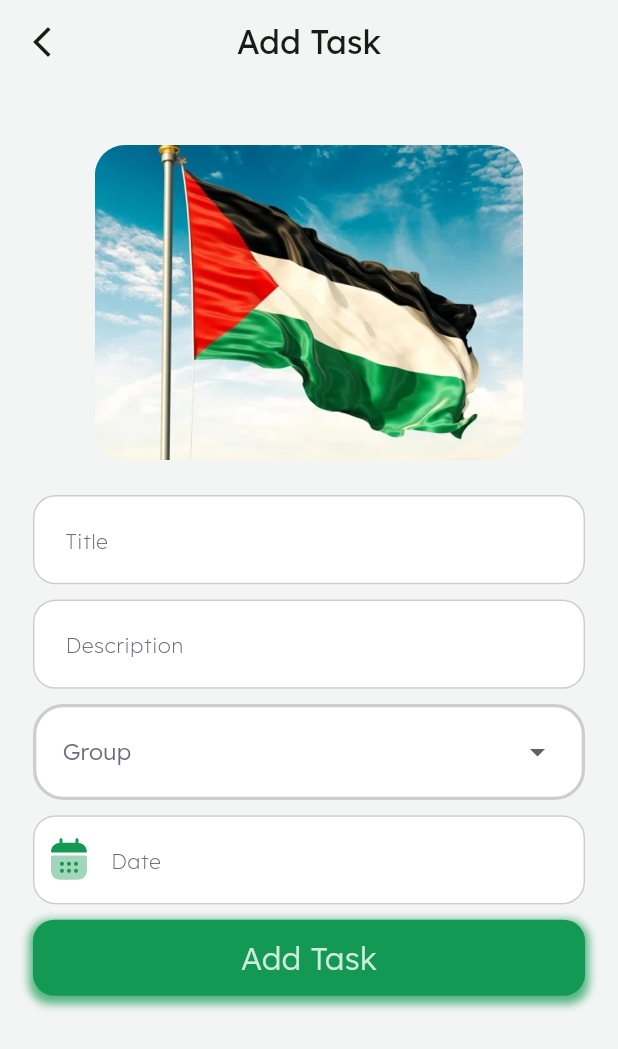
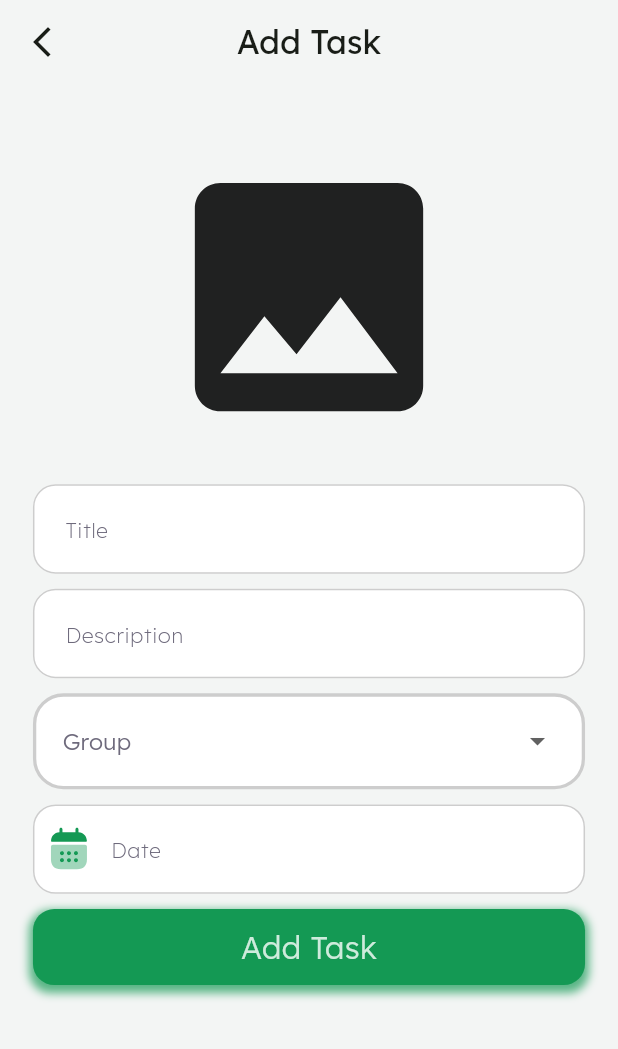
Before and after one commit to ahmedelzek/Todo-NTI-5, a Flutter app: the AddTaskScreen screen opened by its route, on a phone screen of 412 x 824 dp. Shown: the top 1049 px of the screen. Run offline on Flutter 3.47's test engine with Material 3 defaults, Android fonts, the phone set to English and light mode, and no system bars; our stand-ins replace dartz, dio, flutter_bloc, flutter_screenutil, flutter_svg, go_router and 2 more; accounts and stored records are empty.

Commit message:
Finish Add Task Logic.

```diff
--- a/lib/core/customized_widgets/customized_image.dart
+++ b/lib/core/customized_widgets/customized_image.dart
@@ -5,15 +5,16 @@ import 'package:image_picker/image_picker.dart';
 class ImageManager extends StatefulWidget {
   const ImageManager({super.key,
     required this.unselectedImageBuilder,
-    required this.selectedImageBuilder,
+    this.selectedImageBuilder,
     this.networkImageBuilder,
     this.onImageSelected,
-
+    this.clickAble = true
   });
   final Widget unselectedImageBuilder;
-  final Widget Function(String imagePath) selectedImageBuilder;
+  final Widget Function(String imagePath)? selectedImageBuilder;
   final void Function(String imagePath)? onImageSelected;
   final Widget? networkImageBuilder;
+  final bool clickAble;
 
   @override
   State<ImageManager> createState() => _ImageManagerState();
@@ -26,11 +27,11 @@ class _ImageManagerState extends State<ImageManager> {
   @override
   Widget build(BuildContext context) {
     return InkWell(
-      onTap: pickImage,
+      onTap: widget.clickAble? pickImage: null,
       child: Builder(builder: (context){
 
         if(image != null){
-          return widget.selectedImageBuilder(image!.path);
+          return widget.selectedImageBuilder!(image!.path);
         }
         else if(widget.networkImageBuilder != null){
           return widget.networkImageBuilder!;
--- /dev/null
+++ b/lib/features/add_and_edit_task/cubit/add_task/add_task_cubit.dart
@@ -0,0 +1,34 @@
+import 'package:flutter/cupertino.dart';
+import 'package:flutter_bloc/flutter_bloc.dart';
+import 'package:todo_nti5/features/add_and_edit_task/data/repos/add_task_repo.dart';
+
+import 'add_task_state.dart';
+
+
+class AddTaskCubit extends Cubit<AddTaskState>{
+  AddTaskCubit(): super(AddTaskInitialState());
+  static AddTaskCubit get(context)=> BlocProvider.of(context);
+
+  AddTaskRepo repo = AddTaskRepo();
+  final title = TextEditingController();
+  final description = TextEditingController();
+  final dateController = TextEditingController();
+  String? imagePath;
+  final formKey = GlobalKey<FormState>();
+
+
+  addTask() async{
+    emit(AddTaskLoadingState());
+    var result = await repo.addTaskRepo(
+        title: title.text,
+        description: description.text,
+        imagePath: imagePath
+    );
+
+    result.fold(
+            (errorMSG)=> emit(AddTaskErrorState(error: errorMSG)),
+            (success)=> emit(AddTaskSuccessState(success: success))
+    );
+
+  }
+}
--- /dev/null
+++ b/lib/features/add_and_edit_task/cubit/add_task/add_task_state.dart
@@ -0,0 +1,15 @@
+abstract class AddTaskState {}
+
+class AddTaskInitialState extends AddTaskState {}
+
+class AddTaskLoadingState extends AddTaskState {}
+
+class AddTaskSuccessState extends AddTaskState {
+  String success;
+  AddTaskSuccessState({required this.success});
+}
+
+class AddTaskErrorState extends AddTaskState {
+  String error;
+  AddTaskErrorState({required this.error});
+}
--- a/lib/features/add_and_edit_task/views/add_task/add_task_screen.dart
+++ b/lib/features/add_and_edit_task/views/add_task/add_task_screen.dart
@@ -1,43 +1,32 @@
 import 'dart:io';
 
 import 'package:flutter/material.dart';
+import 'package:flutter_bloc/flutter_bloc.dart';
 import 'package:flutter_screenutil/flutter_screenutil.dart';
 import 'package:go_router/go_router.dart';
-import 'package:image_picker/image_picker.dart';
 import 'package:todo_nti5/core/customized_widgets/customized_button.dart';
-import 'package:todo_nti5/core/network/api_helper.dart';
 import 'package:todo_nti5/core/resources/app_assets.dart';
-
+import 'package:todo_nti5/features/add_and_edit_task/cubit/add_task/add_task_cubit.dart';
+import '../../../../core/customized_widgets/customized_image.dart';
 import '../../../../core/customized_widgets/customized_text_field.dart';
 import '../../../../core/resources/app_colors.dart';
 import '../../../../core/validator.dart';
+import '../../cubit/add_task/add_task_state.dart';
 import '../widgets/customized_spinner.dart';
-import '../widgets/cutomized_date_picker_text_field.dart';
 
-class AddTaskScreen extends StatefulWidget {
+class AddTaskScreen extends StatelessWidget {
   const AddTaskScreen({super.key});
 
   @override
-  State<AddTaskScreen> createState() => _AddTaskScreenState();
-}
-
-class _AddTaskScreenState extends State<AddTaskScreen> {
-  final TextEditingController _titleController = TextEditingController();
-  final TextEditingController _descriptionController = TextEditingController();
-  final TextEditingController _dateController = TextEditingController();
-  XFile? image;
-
-
-  final _formKey = GlobalKey<FormState>();
-
-  @override
   Widget build(BuildContext context) {
-    return Scaffold(
+    return BlocProvider(
+      create: (context) => AddTaskCubit(),
+      child: Scaffold(
         appBar: AppBar(
           title: Text("Add Task"),
           leading: IconButton(
             onPressed: () {
-            Navigator.pop(context);
+              Navigator.pop(context, true);
             },
             icon: Icon(Icons.arrow_back_ios_new),
           ),
@@ -45,49 +34,69 @@ class _AddTaskScreenState extends State<AddTaskScreen> {
         body: SingleChildScrollView(
           child: Padding(
             padding: EdgeInsets.symmetric(horizontal: 20.w),
-          child: Form(
-            key: _formKey,
-            child: Column(
+            child: BlocConsumer<AddTaskCubit, AddTaskState>(
+              listener: (context, state) {
+                if (state is AddTaskErrorState) {
+                  ScaffoldMessenger.of(context).showSnackBar(
+                    SnackBar(
+                      content: Text(
+                        state.error,
+                        style: TextStyle(color: AppColors.white),
+                      ),
+                      backgroundColor: AppColors.red,
+                    ),
+                  );
+                } else if (state is AddTaskSuccessState) {
+                  ScaffoldMessenger.of(context).showSnackBar(
+                    SnackBar(
+                      content: Text(
+                        state.success,
+                        style: TextStyle(color: AppColors.white),
+                      ),
+                      backgroundColor: AppColors.green,
+                    ),
+                  );
+                  context.pop();
+                }
+              },
+              builder: (context, state) {
+                var cubit = AddTaskCubit.get(context);
+                return Form(
+                  key: cubit.formKey,
+                  child:
+                  Column(
                     children: [
                       SizedBox(height: 40.h),
                       Center(
-                  child: InkWell(
-                    onTap: pickImage,
-                    child: ClipRRect(
-                      borderRadius: BorderRadius.circular(20.r),
-                      child: Builder(
-                          builder: (context) {
-                            if(image == null){
-                              return Image.asset(AppImages.authImage,
-                                height: 207.h,
-                                width: 260.w,
-                                fit: BoxFit.cover,
+                        child: ImageManager(
+                          unselectedImageBuilder: Icon(
+                            Icons.image,
+                            size: 200.r,
+                          ),
+                          onImageSelected: (path) => cubit.imagePath = path,
+                          selectedImageBuilder: (String imagePath) {
+                            return SizedBox(
+                              height: 200.h,
+                              width: 200.w,
+                              child: Image.file(
+                                File(imagePath),
+                                fit: BoxFit.contain,
+                              ),
                             );
-                            }
-                            else{
-                              return Image.file(
-                                File(image!.path),
-                                height: 207.h,
-                                width: 260.w,
-                                fit: BoxFit.cover,
-                              );
-                            }
-                          }
-                      ),
-                    ),
+                          },
                         ),
                       ),
                       SizedBox(height: 23.h),
                       CustomizedTextField(
                         hintText: "Title",
-                  controller: _titleController,
+                        controller: cubit.title,
                         validator: Validators.requiredField,
                       ),
                       SizedBox(height: 10.h),
                       CustomizedTextField(
                         hintText: "Description",
                         isDescription: true,
-                  controller: _descriptionController,
+                        controller: cubit.description,
                       ),
                       SizedBox(height: 10.h),
                       CustomizedGroupSpinnerField(),
@@ -96,67 +105,23 @@ class _AddTaskScreenState extends State<AddTaskScreen> {
                         hintText: "Date",
                         prefixIcon: AppIcons.calendarIcon,
                         readOnly: true,
-                  onTap: () {
-                    setState(() {
-                      selectDate(
-                        context: context,
-                        dateController: _dateController,
-                      );
-                    });
-                  },
-                  controller: _dateController,
                       ),
                       SizedBox(height: 10.h),
-                InkWell(
-                  onTap: () {
+                      CustomizedButton(
+                        title: "Add Task",
+                        clickAble: state is! AddTaskLoadingState,
+                        onTap: () async {
+                         await cubit.addTask();
                         },
-                  child: CustomizedButton(title: "Add Task"),
                       ),
                     ],
+                  ),
+                );
+              },
             ),
           ),
         ),
       ),
     );
   }
-
-/*
-  Future<void> add() async {
-    if (_formKey.currentState?.validate() == true) {
-      var result = await APIHelper.addTask(
-        title: _titleController.text,
-        description: _descriptionController.text,
-      );
-      result.fold(
-        (String error) {
-          ScaffoldMessenger.of(context).showSnackBar(
-            SnackBar(
-              content: Text(error, style: TextStyle(color: AppColors.white)),
-              backgroundColor: AppColors.red,
-            ),
-          );
-        },
-        (String success) {
-          ScaffoldMessenger.of(context).showSnackBar(
-            SnackBar(
-              content: Text(
-                'The Task Added Successfully',
-                style: TextStyle(color: AppColors.white),
-              ),
-              backgroundColor: AppColors.green,
-            ),
-          );
-          context.pop();
-        },
-      );
 }
-  }
-*/
-
-  pickImage ()async{
-    final ImagePicker picker = ImagePicker();
-    image = await picker.pickImage(source: ImageSource.gallery);
-    setState(() {
-    });
-  }
-}
```
Also changed, not shown: lib/core/customized_widgets/header_profile.dart (+23 -19 lines), lib/features/add_and_edit_task/data/repos/add_task_repo.dart (added, +37 -0 lines), lib/features/auth/views/register/register_screen.dart (+13 -10 lines), lib/features/home/views/home_screen.dart (+13 -3 lines). Lines whose indentation alone changed are shown as unchanged.
